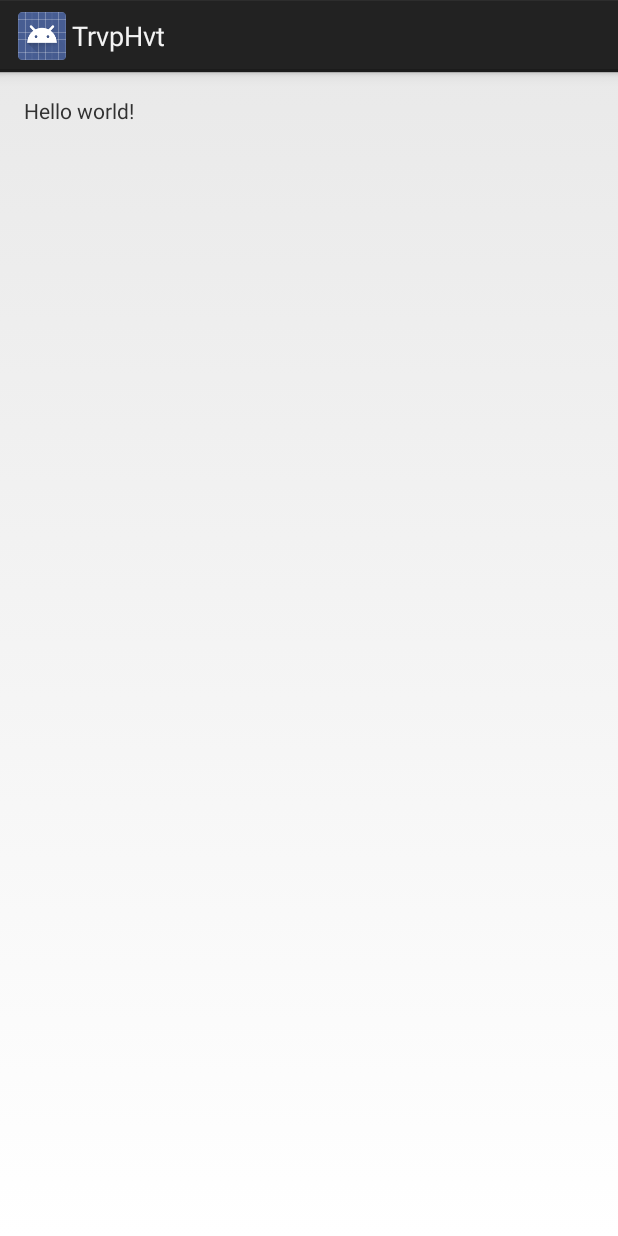
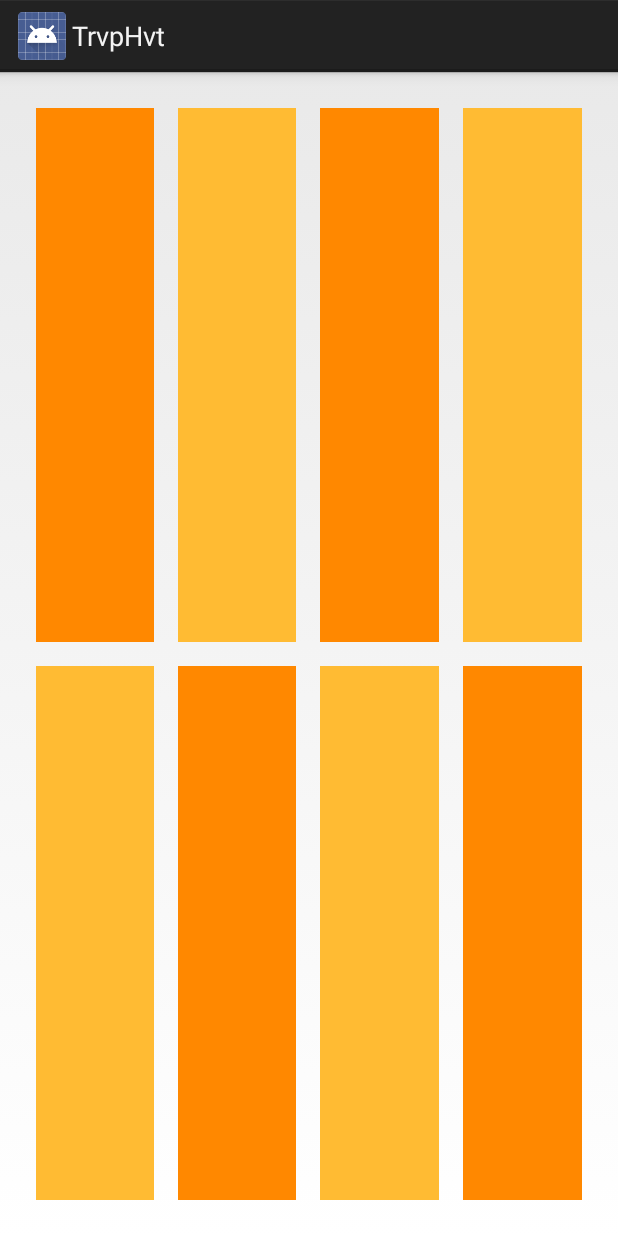
Before and after one commit to tonyjhuang/T-R-V-P---H-V-T, an Android app: the layout activity_main.xml on its own in the app's theme, with its tools: preview values and no code run, on a phone screen of 412 x 824 dp. Run offline under Robolectric (Android 15) with nearby library versions, the phone set to English and light mode, and no system bars.

Commit message:
added butterknife scaffolding, basic layout, view injections

```diff
--- a/TrvpHvt/app/src/main/AndroidManifest.xml
+++ b/TrvpHvt/app/src/main/AndroidManifest.xml
@@ -9,6 +9,7 @@
         android:theme="@style/AppTheme" >
         <activity
             android:name=".MainActivity"
+            android:screenOrientation="landscape"
             android:label="@string/app_name" >
             <intent-filter>
                 <action android:name="android.intent.action.MAIN" />
--- /dev/null
+++ b/TrvpHvt/app/src/main/java/com/tonyjhuang/trvphvt/CustomViews/TrvpHvtPvd.java
@@ -0,0 +1,47 @@
+package com.tonyjhuang.trvphvt.CustomViews;
+
+import android.content.Context;
+import android.content.res.TypedArray;
+import android.util.AttributeSet;
+import android.widget.Button;
+import android.widget.Toast;
+
+import com.tonyjhuang.trvphvt.R;
+
+/**
+ * Created by tonyhuang on 7/27/14.
+ */
+public class TrvpHvtPvd extends Button {
+    String toast;
+
+    public TrvpHvtPvd(Context context) {
+        super(context);
+
+    }
+
+    public TrvpHvtPvd(Context context, AttributeSet attr) {
+        super(context, attr);
+        loadStateFromAttr(attr);
+    }
+
+    private void loadStateFromAttr(AttributeSet attr) {
+        if (attr == null) {
+            return; // quick exit
+        }
+
+        TypedArray a = null;
+        try {
+            a = getContext().obtainStyledAttributes(attr, R.styleable.TrvpHvtPvd);
+            toast = a.getString(R.styleable.TrvpHvtPvd_toast);
+        } finally {
+            if (a != null) {
+                a.recycle(); // ensure this is always called
+            }
+        }
+    }
+
+    public void showToast() {
+        if (toast != null)
+            Toast.makeText(getContext(), toast, Toast.LENGTH_SHORT).show();
+    }
+}
--- a/TrvpHvt/app/src/main/res/layout/activity_main.xml
+++ b/TrvpHvt/app/src/main/res/layout/activity_main.xml
@@ -1,16 +1,68 @@
-<RelativeLayout xmlns:android="http://schemas.android.com/apk/res/android"
+<LinearLayout xmlns:android="http://schemas.android.com/apk/res/android"
+    xmlns:app="http://schemas.android.com/apk/res-auto"
     xmlns:tools="http://schemas.android.com/tools"
     android:layout_width="match_parent"
     android:layout_height="match_parent"
+    android:orientation="vertical"
+    android:paddingBottom="@dimen/activity_vertical_margin"
     android:paddingLeft="@dimen/activity_horizontal_margin"
     android:paddingRight="@dimen/activity_horizontal_margin"
     android:paddingTop="@dimen/activity_vertical_margin"
-    android:paddingBottom="@dimen/activity_vertical_margin"
     tools:context=".MainActivity">
 
-    <TextView
-        android:text="@string/hello_world"
-        android:layout_width="wrap_content"
-        android:layout_height="wrap_content" />
+    <LinearLayout
+        android:layout_width="match_parent"
+        android:layout_height="0dp"
+        android:layout_weight="1"
+        android:orientation="horizontal">
 
-</RelativeLayout>
+        <com.tonyjhuang.trvphvt.CustomViews.TrvpHvtPvd
+            android:id="@+id/test_pad_1"
+            style="@style/TrvpHvtPvd"
+            app:toast="1" />
+
+        <com.tonyjhuang.trvphvt.CustomViews.TrvpHvtPvd
+            android:id="@+id/test_pad_2"
+            style="@style/TrvpHvtPvd.Alt"
+            app:toast="2" />
+
+        <com.tonyjhuang.trvphvt.CustomViews.TrvpHvtPvd
+            android:id="@+id/test_pad_3"
+            style="@style/TrvpHvtPvd"
+            app:toast="3"/>
+
+
+        <com.tonyjhuang.trvphvt.CustomViews.TrvpHvtPvd
+            android:id="@+id/test_pad_4"
+            style="@style/TrvpHvtPvd.Alt"
+            app:toast="4"/>
+    </LinearLayout>
+
+    <LinearLayout
+        android:layout_width="match_parent"
+        android:layout_height="0dp"
+        android:layout_weight="1"
+        android:orientation="horizontal">
+
+        <com.tonyjhuang.trvphvt.CustomViews.TrvpHvtPvd
+            android:id="@+id/test_pad_5"
+            style="@style/TrvpHvtPvd.Alt"
+            app:toast="5"/>
+
+        <com.tonyjhuang.trvphvt.CustomViews.TrvpHvtPvd
+            android:id="@+id/test_pad_6"
+            style="@style/TrvpHvtPvd"
+            app:toast="6"/>
+
+        <com.tonyjhuang.trvphvt.CustomViews.TrvpHvtPvd
+            android:id="@+id/test_pad_7"
+            style="@style/TrvpHvtPvd.Alt"
+            app:toast="7"/>
+
+        <com.tonyjhuang.trvphvt.CustomViews.TrvpHvtPvd
+            android:id="@+id/test_pad_8"
+            style="@style/TrvpHvtPvd"
+            app:toast="8"/>
+    </LinearLayout>
+
+</LinearLayout>
--- a/TrvpHvt/app/src/main/res/values/dimens.xml
+++ b/TrvpHvt/app/src/main/res/values/dimens.xml
@@ -2,4 +2,6 @@
     <!-- Default screen margins, per the Android Design guidelines. -->
     <dimen name="activity_horizontal_margin">16dp</dimen>
     <dimen name="activity_vertical_margin">16dp</dimen>
+
+    <dimen name="trvphvtpvd_margin">8dp</dimen>
 </resources>
--- a/TrvpHvt/app/src/main/res/values/styles.xml
+++ b/TrvpHvt/app/src/main/res/values/styles.xml
@@ -5,4 +5,16 @@
         <!-- Customize your theme here. -->
     </style>
 
+    <style name="TrvpHvtPvd">
+        <item name="android:layout_width">0dp</item>
+        <item name="android:layout_weight">1</item>
+        <item name="android:layout_height">match_parent</item>
+        <item name="android:layout_margin">@dimen/trvphvtpvd_margin</item>
+        <item name="android:background">@android:color/holo_orange_dark</item>
+    </style>
+
+    <style name="TrvpHvtPvd.Alt" parent="TrvpHvtPvd">
+        <item name="android:background">@android:color/holo_orange_light</item>
+    </style>
+
 </resources>
```
Also changed, not shown: TrvpHvt/app/src/main/java/com/tonyjhuang/trvphvt/ButterKnife/ButterKnifeActivity.java (added, +24 -0 lines), TrvpHvt/app/src/main/java/com/tonyjhuang/trvphvt/MainActivity.java (+36 -2 lines), TrvpHvt/app/src/main/res/values/attr.xml (added, +7 -0 lines), 1 other file.
